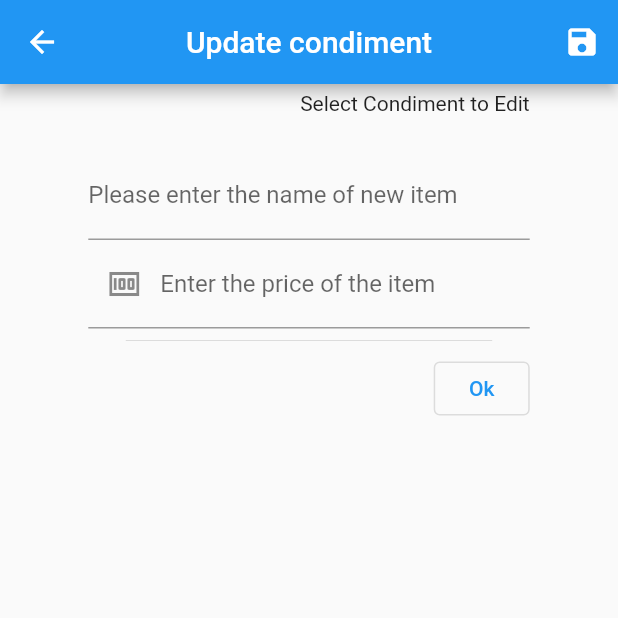
After one commit to kamazoun/imagine-bar-app, a Flutter app: the EditCondiment screen opened directly, after a tap on "Select Condiment to Edit", on a phone screen of 412 x 824 dp, the top half of it. The commit adds this screen. Run offline on Flutter 3.47's test engine with Material 2 defaults, Android fonts, the phone set to English and light mode, and no system bars; our stand-ins replace cloud_firestore, firebase_auth, firebase_core, fl_chart, get; accounts and stored records are empty; generated files the repository leaves out were written again; network calls fail.

Commit message:
Added edit condiment.

```diff
--- a/lib/controllers/food_controller.dart
+++ b/lib/controllers/food_controller.dart
@@ -137,4 +137,12 @@ class FoodController extends GetxController {
         .toList());
     update();
   }
+
+  void updateCondiment(Condiment condiment) {
+    CondimentFirestore.updateCondiment(condiment);
+
+    _condiments.removeWhere((element) => element.id == condiment.id);
+    _condiments.add(condiment);
+    update();
+  }
 }
--- a/lib/db/condiment_firestore.dart
+++ b/lib/db/condiment_firestore.dart
@@ -46,4 +46,8 @@ class CondimentFirestore {
 
     return condiment;
   }
+
+  static void updateCondiment(Condiment condiment) async {
+    await _condimentsRef.doc(condiment.id).update(condiment.toJson());
+  }
 }
--- a/lib/models/condiment.dart
+++ b/lib/models/condiment.dart
@@ -25,7 +25,7 @@ class Condiment {
     };
   }
 
-  Condiment copyWith({id, name, category, cost, time, stock}) {
+  Condiment copyWith({id, name, cost, time, stock}) {
     return Condiment(
       id: id ?? this.id,
       name: name ?? this.name,
--- a/lib/screens/cancel_order.dart
+++ b/lib/screens/cancel_order.dart
@@ -9,8 +9,18 @@ class CancelOrder extends StatelessWidget {
   @override
   Widget build(BuildContext context) {
     return Scaffold(
-      appBar: AppBar(),
-      body: ListView(),
-    );
+        appBar: AppBar(),
+        body: CustomScrollView(
+          slivers: [
+            SliverToBoxAdapter(
+              child: Text('Remove the individual items from your order'),
+            ),
+            SliverList(
+                delegate:
+                    SliverChildListDelegate.fixed(_buildOrderItems(order)))
+          ],
+        ));
   }
+
+  _buildOrderItems(Order order) {}
 }
--- /dev/null
+++ b/lib/screens/edit_condiment.dart
@@ -0,0 +1,129 @@
+import 'package:flutter/material.dart';
+import 'package:get/get.dart';
+import 'package:imagine_bar/controllers/food_controller.dart';
+import 'package:imagine_bar/models/condiment.dart';
+import 'package:imagine_bar/screens/widgets/selected_item_text.dart';
+import 'package:imagine_bar/screens/widgets/selected_portion_item.dart';
+
+class EditCondiment extends StatefulWidget {
+  final Condiment condiment;
+
+  EditCondiment({this.condiment});
+
+  @override
+  _EditCondimentState createState() => _EditCondimentState();
+}
+
+class _EditCondimentState extends State<EditCondiment> {
+  final TextEditingController nameController = TextEditingController();
+
+  final TextEditingController priceController = TextEditingController();
+
+  Condiment condiment;
+  @override
+  void initState() {
+    super.initState();
+    condiment = widget.condiment;
+    if (condiment != null) {
+      nameController.text = condiment.name;
+      priceController.text = condiment.cost.toString();
+    }
+  }
+
+  @override
+  Widget build(BuildContext context) {
+    final FoodController foodController = Get.find<FoodController>();
+    return Scaffold(
+      appBar: AppBar(
+        title: Text('Update ${condiment?.name ?? 'condiment'}'),
+        centerTitle: true,
+        actions: [
+          IconButton(
+              icon: Icon(Icons.save),
+              onPressed: () => createItem(context, foodController))
+        ],
+      ),
+      body: GetBuilder<FoodController>(
+        builder: (FoodController foodController) => SingleChildScrollView(
+          child: Padding(
+            padding: EdgeInsets.symmetric(
+                vertical: 5, horizontal: MediaQuery.of(context).size.width / 7),
+            child: Column(
+              crossAxisAlignment: CrossAxisAlignment.end,
+              children: [
+                SizedBox(
+                  height: 40,
+                  child: PopupMenuButton(
+                    child: Text(condiment?.name ?? 'Select Condiment to Edit'),
+                    itemBuilder: (context) {
+                      return buildCondimentsList(foodController);
+                    },
+                    onSelected: (val) {
+                      setState(() {
+                        condiment = val;
+                        if (condiment != null) {
+                          nameController.text = condiment.name;
+                          priceController.text = condiment.cost.toString();
+                        }
+                      });
+                    },
+                  ),
+                ),
+                TextField(
+                  keyboardType: TextInputType.name,
+                  controller: nameController,
+                  decoration: InputDecoration(
+                      labelText: 'Please enter the name of new item'),
+                ),
+                TextField(
+                  keyboardType: TextInputType.numberWithOptions(),
+                  controller: priceController,
+                  decoration: InputDecoration(
+                      labelText: 'Enter the price of the item',
+                      prefixIcon: Icon(Icons.money)),
+                ),
+                const Divider(
+                  indent: 25.0,
+                  endIndent: 25.0,
+                ),
+                OutlinedButton(
+                    onPressed: () => createItem(context, foodController),
+                    child: Text('Ok'))
+              ],
+            ),
+          ),
+        ),
+      ),
+    );
+  }
+
+  createItem(context, FoodController foodController) {
+    if (nameController.text.isEmpty || priceController.text.isEmpty) {
+      return;
+    }
+
+    final newItem = condiment.copyWith(
+        cost: double.parse(priceController.text),
+        name: nameController.text.trim(),
+        time: DateTime.now());
+
+    foodController.updateCondiment(newItem);
+
+    Navigator.pop(context);
+  }
+
+  List<PopupMenuItem> buildCondimentsList(FoodController foodController) {
+    final List<PopupMenuItem> r = [];
+
+    for (var item in foodController.condiments) {
+      final name = item.name;
+      r.add(
+        PopupMenuItem(
+          child: Text(name),
+          value: item,
+        ),
+      );
+    }
+    return r;
+  }
+}
--- a/lib/screens/edit_drink.dart
+++ b/lib/screens/edit_drink.dart
@@ -37,6 +37,9 @@ class _EditDrinkState extends State<EditDrink> {
   Widget build(BuildContext context) {
     final FoodController foodController = Get.find<FoodController>();
 
+    if (drink != null) {
+      foodController.setSelectedDrinkCategory(drink.category);
+    }
     return Scaffold(
       appBar: AppBar(
         title: Text('Update ${drink?.name ?? 'drink'}'),
--- a/lib/screens/widgets/main_drawer.dart
+++ b/lib/screens/widgets/main_drawer.dart
@@ -4,6 +4,7 @@ import 'package:imagine_bar/screens/create_condiment.dart';
 import 'package:imagine_bar/screens/create_drink.dart';
 import 'package:imagine_bar/screens/create_food.dart';
 import 'package:imagine_bar/screens/create_waiter.dart';
+import 'package:imagine_bar/screens/edit_condiment.dart';
 import 'package:imagine_bar/screens/edit_drink.dart';
 import 'package:imagine_bar/screens/edit_food.dart';
 import 'package:imagine_bar/screens/stats.dart';
@@ -71,6 +72,12 @@ class MainDrawer extends StatelessWidget {
             },
           ),
           ListTile(
+            title: Text('Edit Condiment'),
+            onTap: () {
+              Get.to(() => EditCondiment());
+            },
+          ),
+          ListTile(
             title: Text('Summary'),
             onTap: () {
               Navigator.of(context)
```
Also changed, not shown: 1 other file.
